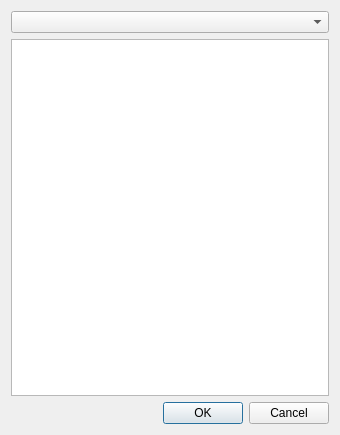
Qt form castcomsearch.ui (PavelMr/skytechx) before a commit.
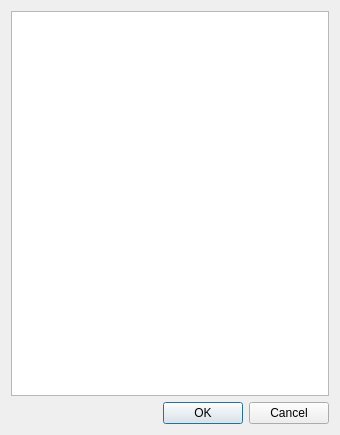
The same form after that commit. Custom widgets are drawn as their Qt base class.

Diff of the .ui file:
```diff
--- a/castcomsearch.ui
+++ b/castcomsearch.ui
@@ -17,10 +17,7 @@
    <item>
     <layout class="QVBoxLayout" name="verticalLayout">
      <item>
-      <widget class="QComboBox" name="comboBox"/>
-     </item>
-     <item>
-      <widget class="QListWidget" name="listWidget"/>
+      <widget class="CNameMagView" name="treeView"/>
      </item>
     </layout>
    </item>
@@ -57,6 +54,13 @@
    </item>
   </layout>
  </widget>
+ <customwidgets>
+  <customwidget>
+   <class>CNameMagView</class>
+   <extends>QTreeView</extends>
+   <header>cnamemagview.h</header>
+  </customwidget>
+ </customwidgets>
  <resources/>
  <connections/>
 </ui>
```
